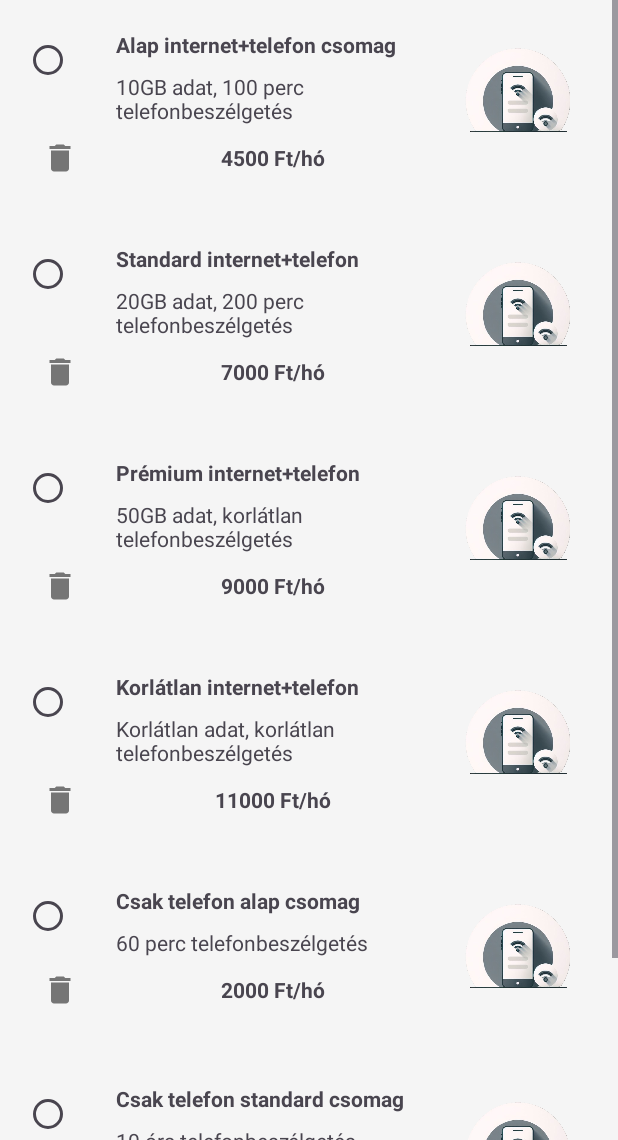
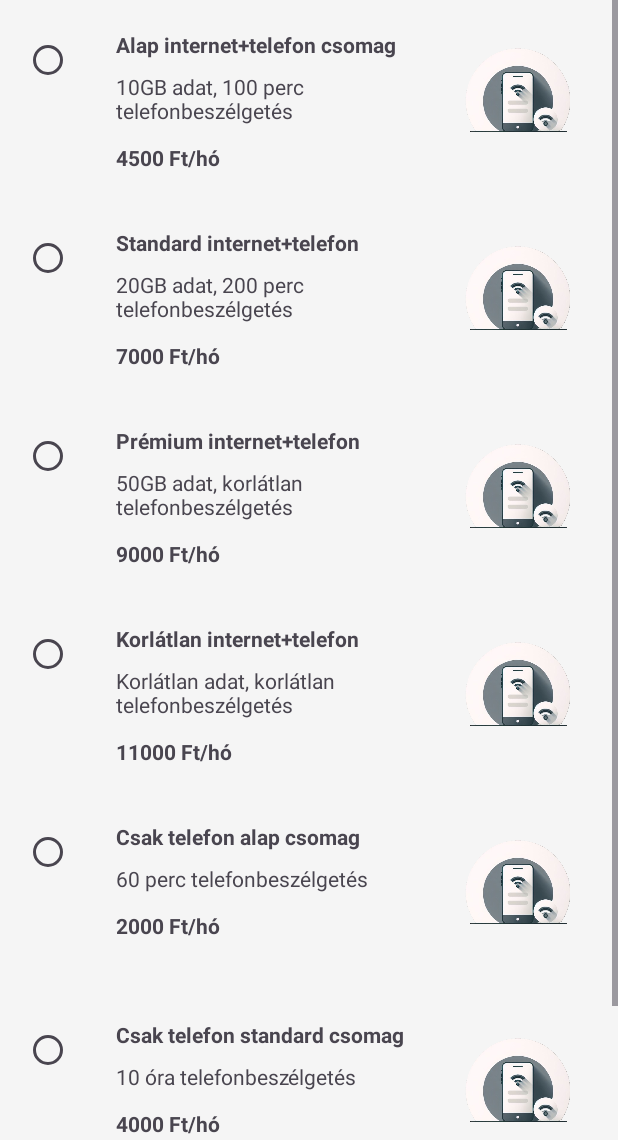
Before and after one commit to sanyopapa/Mobile_phone_subscription, an Android app: the Shopping screen opened directly, with no data from a screen before it, on a phone screen of 412 x 824 dp, the part 96-1236 px from its top. Run offline under Robolectric (Android 15) with nearby library versions, the phone set to English and light mode, and no system bars; our stand-ins replace Firebase (no records; nobody signed in at launch, a user with empty details on screens opened directly).

Commit message:
admin nezet es crud

```diff
--- a/app/build.gradle
+++ b/app/build.gradle
@@ -13,7 +13,6 @@ android {
         targetSdk = 35
         versionCode = 1
         versionName = "1.0"
-
         testInstrumentationRunner = "androidx.test.runner.AndroidJUnitRunner"
     }
 
--- a/app/src/main/java/com/example/mobile_phone_subscription/Plan.java
+++ b/app/src/main/java/com/example/mobile_phone_subscription/Plan.java
@@ -2,11 +2,11 @@ package com.example.mobile_phone_subscription;
 
     public class Plan {
         private String id;
-
         private String name;
         private String details;
         private int price;
         private String imageUrl;
+        private String description;
 
         public Plan() {
             // Default constructor required for Firestore
@@ -17,6 +17,7 @@ package com.example.mobile_phone_subscription;
             this.details = details;
             this.price = price;
             this.imageUrl = imageUrl;
+            this.description = "leiras";
         }
 
         public String getId() {
@@ -46,4 +47,8 @@ package com.example.mobile_phone_subscription;
         public void setName(String name) {
             this.name = name;
         }
+
+        public String getDescription() {return description;}
+
+        public void setDescription(String description) {this.description = description;}
     }
--- a/app/src/main/java/com/example/mobile_phone_subscription/PlanAdapter.java
+++ b/app/src/main/java/com/example/mobile_phone_subscription/PlanAdapter.java
@@ -3,6 +3,7 @@
 
     import android.annotation.SuppressLint;
     import android.content.Context;
+    import android.content.Intent;
     import android.util.Log;
     import android.view.LayoutInflater;
     import android.view.View;
@@ -24,13 +25,15 @@
         private List<Plan> planList;
         private int selectedPosition = -1;
         private boolean isAnonymous;
+        private boolean isAdmin;
         private FirebaseFirestore firestore;
         private Context context;
 
 
-        public PlanAdapter(List<Plan> planList, boolean isAnonymous) {
+        public PlanAdapter(List<Plan> planList, boolean isAnonymous, boolean isAdmin) {
             this.planList = planList;
             this.isAnonymous = isAnonymous;
+            this.isAdmin = isAdmin;
             this.firestore = FirebaseFirestore.getInstance();
         }
 
@@ -51,7 +54,25 @@
             holder.textViewPrice.setText(String.format("%d Ft/hó", plan.getPrice()));
             holder.radioButton.setChecked(position == selectedPosition);
 
-            // Handle anonymous users (no selection)
+            // Egész elem kattintási eseménykezelése
+            holder.itemView.setOnClickListener(v -> {
+                Intent intent = new Intent(context, PlanInfoActivity.class);
+                intent.putExtra("PLAN_ID", plan.getId());
+                intent.putExtra("PLAN_NAME", plan.getName());
+                intent.putExtra("PLAN_DETAILS", plan.getDetails());
+                intent.putExtra("PLAN_PRICE", plan.getPrice());
+                intent.putExtra("PLAN_DESCRIPTION", plan.getDescription());
+                context.startActivity(intent);
+            });
+
+            if (isAdmin) {
+                holder.buttonDelete.setVisibility(View.VISIBLE);
+                holder.buttonEdit.setVisibility(View.VISIBLE);
+            } else {
+                holder.buttonDelete.setVisibility(View.GONE);
+                holder.buttonEdit.setVisibility(View.GONE);
+            }
+
             if (isAnonymous) {
                 holder.radioButton.setVisibility(View.GONE);
             } else {
@@ -62,9 +83,14 @@
                 });
             }
 
-            // Delete button functionality
+            // Törlés gomb
             holder.buttonDelete.setOnClickListener(v -> {
                 deletePlan(plan, position);
+            });
+
+            // Szerkesztés gomb
+            holder.buttonEdit.setOnClickListener(v -> {
+                editPlan(plan);
             });
         }
 
@@ -114,6 +140,16 @@
                 });
         }
 
+        private void editPlan(Plan plan) {
+            Intent intent = new Intent(context, PlanEditActivity.class);
+            intent.putExtra("PLAN_ID", plan.getId());
+            intent.putExtra("PLAN_NAME", plan.getName());
+            intent.putExtra("PLAN_DETAILS", plan.getDetails());
+            intent.putExtra("PLAN_PRICE", plan.getPrice());
+            intent.putExtra("PLAN_IMAGE_URL", plan.getImageUrl());
+            context.startActivity(intent);
+        }
+
         private android.content.Context getContext() {
             return context;
         }
@@ -125,6 +161,7 @@
             TextView textViewPrice;
             RadioButton radioButton;
             ImageButton buttonDelete;
+            ImageButton buttonEdit;
 
             public PlanViewHolder(@NonNull View itemView) {
                 super(itemView);
@@ -133,6 +170,7 @@
                 textViewPrice = itemView.findViewById(R.id.textViewPrice);
                 radioButton = itemView.findViewById(R.id.radioButton);
                 buttonDelete = itemView.findViewById(R.id.buttonDelete);
+                buttonEdit = itemView.findViewById(R.id.buttonEdit);
             }
         }
     }
--- a/app/src/main/java/com/example/mobile_phone_subscription/Register.java
+++ b/app/src/main/java/com/example/mobile_phone_subscription/Register.java
@@ -8,6 +8,7 @@ import android.content.SharedPreferences;
 import android.os.Bundle;
 import android.util.Log;
 import android.view.View;
+import android.widget.CheckBox;
 import android.widget.EditText;
 import android.widget.Toast;
 
@@ -36,6 +37,7 @@ public class Register extends AppCompatActivity {
     private FirebaseAuth mAuth;
     private DatabaseReference mDatabase;
     private FirebaseFirestore firestore;
+    private CheckBox checkBoxAdmin;
     private static final int RC_SIGN_IN = 123;
     EditText newUsernameET;
     EditText passwordET;
@@ -57,6 +59,7 @@ public class Register extends AppCompatActivity {
             passwordAgainET = findViewById(R.id.editTextPasswordAgain);
             emailET = findViewById(R.id.editTextTextEmailAddress);
             phoneET = findViewById(R.id.editTextPhone);
+            checkBoxAdmin = findViewById(R.id.checkBoxAdmin);
 
             preferences = getSharedPreferences(PEF_KEY, MODE_PRIVATE);
             String username = preferences.getString("username", "");
@@ -117,7 +120,8 @@ public class Register extends AppCompatActivity {
     }
 
     private void writeNewUser(String userId, String name, String email, String phone) {
-        User user = new User(name, phone);
+        boolean isAdmin = checkBoxAdmin.isChecked();
+        User user = new User(name, phone, isAdmin);
         firestore.collection("users").document(userId)
                 .set(user)
                 .addOnSuccessListener(aVoid -> Log.d(LOG_TAG, "Felhasználó sikeresen mentve!"))
--- a/app/src/main/java/com/example/mobile_phone_subscription/Shopping.java
+++ b/app/src/main/java/com/example/mobile_phone_subscription/Shopping.java
@@ -7,6 +7,7 @@ import android.util.Log;
 import android.view.Menu;
 import android.view.MenuItem;
 import android.view.View;
+import android.view.ViewGroup;
 import android.widget.Button;
 import android.widget.Toast;
 
@@ -31,8 +32,10 @@ import java.util.List;
 public class Shopping extends AppCompatActivity {
     private static final String LOG_TAG = Shopping.class.getName();
     private FirebaseUser user;
+    private boolean isAdmin = false;
     private RecyclerView recyclerViewPlans;
     private Button buttonPurchase;
+    private Button buttonAddNewPlan;
     private List<Plan> planList;
     private PlanAdapter planAdapter;
     private FirebaseFirestore firestore;
@@ -42,50 +45,46 @@ public class Shopping extends AppCompatActivity {
         super.onCreate(savedInstanceState);
         EdgeToEdge.enable(this);
         setContentView(R.layout.activity_shopping);
-        ViewCompat.setOnApplyWindowInsetsListener(findViewById(R.id.main), (v, insets) -> {
-            Insets systemBars = insets.getInsets(WindowInsetsCompat.Type.systemBars());
-            v.setPadding(systemBars.left, systemBars.top, systemBars.right, systemBars.bottom);
 
-            user = FirebaseAuth.getInstance().getCurrentUser();
-            buttonPurchase = findViewById(R.id.buttonPurchase);
-            firestore = FirebaseFirestore.getInstance();
+        // Toolbar inicializálása
+        Toolbar toolbar = findViewById(R.id.toolbar);
+        setSupportActionBar(toolbar);
 
-            if (user != null) {
-                Log.d(LOG_TAG, "Authenticated user: " + user.getEmail());
-                if (user.isAnonymous()) {
-                    buttonPurchase.setVisibility(View.GONE);
-                }
-            } else {
-                Log.d(LOG_TAG, "Unauthenticated user");
-                finish();
-            }
+        View linearLayout = findViewById(R.id.main);
 
-            recyclerViewPlans = findViewById(R.id.recyclerViewPlans);
-
-            planList = new ArrayList<>();
-            planAdapter = new PlanAdapter(planList, user.isAnonymous());
-            recyclerViewPlans.setLayoutManager(new LinearLayoutManager(this));
-            recyclerViewPlans.setAdapter(planAdapter);
-
-            loadPlansFromFirestore();
-
-            buttonPurchase.setOnClickListener(new View.OnClickListener() {
-                @Override
-                public void onClick(View v) {
-                    Plan selectedPlan = planAdapter.getSelectedPlan();
-                    if (selectedPlan != null) {
-                        Toast.makeText(Shopping.this, "Megvásárolva: " + selectedPlan.getName(), Toast.LENGTH_SHORT).show();
-                    } else {
-                        Toast.makeText(Shopping.this, "Nincs kiválasztott csomag", Toast.LENGTH_SHORT).show();
-                    }
-                }
-            });
-
-            Toolbar toolbar = findViewById(R.id.toolbar);
-            setSupportActionBar(toolbar);
-
+        ViewCompat.setOnApplyWindowInsetsListener(linearLayout, (v, insets) -> {
+            Insets systemBarsInsets = insets.getInsets(WindowInsetsCompat.Type.systemBars());
+            ViewGroup.MarginLayoutParams layoutParams = (ViewGroup.MarginLayoutParams) v.getLayoutParams();
+            layoutParams.topMargin = systemBarsInsets.top;
+            v.setLayoutParams(layoutParams);
             return insets;
         });
+
+        // Nézetek inicializálása
+        recyclerViewPlans = findViewById(R.id.recyclerViewPlans);
+        buttonPurchase = findViewById(R.id.buttonPurchase);
+        buttonAddNewPlan = findViewById(R.id.buttonAddNewPlan);
+
+        // Firebase inicializálása
+        firestore = FirebaseFirestore.getInstance();
+        user = FirebaseAuth.getInstance().getCurrentUser();
+
+        // Események kezelése
+        buttonPurchase.setOnClickListener(view -> purchaseSelectedPlan());
+        buttonAddNewPlan.setOnClickListener(view -> openPlanEditor());
+
+        // Alapértelmezett állapot beállítása
+        planList = new ArrayList<>();
+        boolean isAnonymous = (user == null || user.isAnonymous());
+        planAdapter = new PlanAdapter(planList, isAnonymous, isAdmin);
+        recyclerViewPlans.setLayoutManager(new LinearLayoutManager(this));
+        recyclerViewPlans.setAdapter(planAdapter);
+
+        // Admin státusz ellenőrzése
+        checkUserStatus();
+
+        // Adatok betöltése
+        loadPlansFromFirestore();
     }
 
     public void Logout(View view) {
@@ -135,6 +134,43 @@ public class Shopping extends AppCompatActivity {
             return true;
         }
         return super.onOptionsItemSelected(item);
+    }
+
+    private void checkUserStatus() {
+        if (user != null && !user.isAnonymous()) {
+            // Admin jogosultság ellenőrzése
+            FirebaseFirestore.getInstance().collection("users").document(user.getUid())
+                    .get()
+                    .addOnSuccessListener(documentSnapshot -> {
+                        if (documentSnapshot.exists()) {
+                            User userProfile = documentSnapshot.toObject(User.class);
+                            if (userProfile != null) {
+                                isAdmin = userProfile.admin;
+                            }
+                        }
+                        updateUIForUserRole();
+                    })
+                    .addOnFailureListener(e -> {
+                        Log.e(LOG_TAG, "Hiba a felhasználói adatok lekérésekor", e);
+                        updateUIForUserRole();
+                    });
+        } else {
+            isAdmin = false;
+            updateUIForUserRole();
+        }
+    }
+
+    private void updateUIForUserRole() {
+        // "Új csomag hozzáadása" gomb csak adminoknak
+        buttonAddNewPlan.setVisibility(isAdmin ? View.VISIBLE : View.GONE);
+
+        // "Vásárlás" gomb csak nem-admin, bejelentkezett felhasználóknak
+        boolean isAnonymous = (user == null || user.isAnonymous());
+        buttonPurchase.setVisibility(!isAdmin && !isAnonymous ? View.VISIBLE : View.GONE);
+
+        // Adapter frissítése a jogosultságok alapján
+        planAdapter = new PlanAdapter(planList, isAnonymous, isAdmin);
+        recyclerViewPlans.setAdapter(planAdapter);
     }
 
     private void loadPlansFromFirestore() {
@@ -206,4 +242,53 @@ public class Shopping extends AppCompatActivity {
         return defaultPlans;
     }
 
+    private void checkAdminStatus() {
+        if (user != null && !user.isAnonymous()) {
+            firestore.collection("users").document(user.getUid())
+                    .get()
+                    .addOnSuccessListener(documentSnapshot -> {
+                        if (documentSnapshot.exists()) {
+                            User userProfile = documentSnapshot.toObject(User.class);
+                            if (userProfile != null) {
+                                isAdmin = userProfile.admin;
+                                setupRecyclerView();
+                            }
+                        }
+                    })
+                    .addOnFailureListener(e -> {
+                        Log.e(LOG_TAG, "Admin státusz lekérési hiba", e);
+                        setupRecyclerView();
+                    });
+        } else {
+            setupRecyclerView();
+        }
+    }
+
+    private void setupRecyclerView() {
+        recyclerViewPlans = findViewById(R.id.recyclerViewPlans);
+        planList = new ArrayList<>();
+        planAdapter = new PlanAdapter(planList, user.isAnonymous(), isAdmin);
+        recyclerViewPlans.setLayoutManager(new LinearLayoutManager(this));
+        recyclerViewPlans.setAdapter(planAdapter);
+        loadPlansFromFirestore();
+    }
+    private void openPlanEditor() {
+        Intent intent = new Intent(this, PlanEditActivity.class);
+        intent.putExtra("IS_NEW_PLAN", true);
+        startActivity(intent);
+    }
+    private void purchaseSelectedPlan() {
+        Plan selectedPlan = planAdapter.getSelectedPlan();
+        if (selectedPlan != null) {
+            Intent intent = new Intent(this, PlanInfoActivity.class);
+            intent.putExtra("PLAN_ID", selectedPlan.getId());
+            intent.putExtra("PLAN_NAME", selectedPlan.getName());
+            intent.putExtra("PLAN_DETAILS", selectedPlan.getDetails());
+            intent.putExtra("PLAN_PRICE", selectedPlan.getPrice());
+            intent.putExtra("PLAN_DESCRIPTION", selectedPlan.getDescription());
+            startActivity(intent);
+        } else {
+            Toast.makeText(this, "Kérlek válassz ki egy csomagot előbb!", Toast.LENGTH_SHORT).show();
+        }
+    }
 }
--- a/app/src/main/java/com/example/mobile_phone_subscription/User.java
+++ b/app/src/main/java/com/example/mobile_phone_subscription/User.java
@@ -4,11 +4,13 @@ public class User {
     public String name;
     public String phone;
 
+    public boolean admin;
     public User() {
     }
 
-    public User(String name, String phone) {
+    public User(String name, String phone, boolean admin) {
         this.name = name;
         this.phone = phone;
+        this.admin = admin;
     }
 }
--- /dev/null
+++ b/app/src/main/res/drawable/ic_edit.xml
@@ -0,0 +1,5 @@
+<vector xmlns:android="http://schemas.android.com/apk/res/android" android:alpha="0.89" android:height="24dp" android:tint="#666666" android:viewportHeight="24" android:viewportWidth="24" android:width="24dp">
+
+    <path android:fillColor="@android:color/white" android:pathData="M3,17.25V21h3.75L17.81,9.94l-3.75,-3.75L3,17.25zM20.71,7.04c0.39,-0.39 0.39,-1.02 0,-1.41l-2.34,-2.34c-0.39,-0.39 -1.02,-0.39 -1.41,0l-1.83,1.83 3.75,3.75 1.83,-1.83z"/>
+
+</vector>
--- a/app/src/main/res/layout/activity_shopping.xml
+++ b/app/src/main/res/layout/activity_shopping.xml
@@ -21,6 +21,14 @@
                 app:popupTheme="@style/ThemeOverlay.AppCompat.Light"
                 app:layout_constraintTop_toTopOf="parent" />
 
+            <Button
+                android:id="@+id/buttonAddNewPlan"
+                android:layout_width="match_parent"
+                android:layout_height="wrap_content"
+                android:text="Új csomag hozzáadása"
+                android:layout_marginTop="10dp"
+                android:visibility="gone" />
+
             <androidx.recyclerview.widget.RecyclerView
                 android:id="@+id/recyclerViewPlans"
                 android:layout_width="match_parent"
@@ -31,8 +39,8 @@
                 android:id="@+id/buttonPurchase"
                 android:layout_width="match_parent"
                 android:layout_height="wrap_content"
-                android:text="Vásárlás"
-                android:layout_marginTop="20dp" />
+                android:layout_marginTop="20dp"
+                android:text="Vásárlás most" />
 
         </LinearLayout>
 </ScrollView>
--- a/app/src/main/res/layout/item_plan.xml
+++ b/app/src/main/res/layout/item_plan.xml
@@ -46,7 +46,6 @@
         android:layout_height="20dp"
         android:layout_marginTop="12dp"
         android:text="Ár(Ft)"
-        android:textAlignment="center"
         android:textStyle="bold"
         app:layout_constraintEnd_toEndOf="parent"
         app:layout_constraintHorizontal_bias="0.107"
@@ -61,10 +60,25 @@
         android:contentDescription="Törlés"
         android:src="@drawable/ic_delete"
         app:layout_constraintBottom_toBottomOf="parent"
-        app:layout_constraintEnd_toStartOf="@+id/textViewPrice"
-        app:layout_constraintHorizontal_bias="0.0"
-        app:layout_constraintStart_toStartOf="@id/radioButton"
-        app:layout_constraintTop_toBottomOf="@+id/textViewDetails"
+        app:layout_constraintEnd_toEndOf="parent"
+        app:layout_constraintHorizontal_bias="0.545"
+        app:layout_constraintStart_toStartOf="parent"
+        app:layout_constraintTop_toBottomOf="@+id/textViewPrice"
+        app:layout_constraintVertical_bias="0.0"
+        app:tint="#646464" />
+
+    <ImageButton
+        android:id="@+id/buttonEdit"
+        android:layout_width="47dp"
+        android:layout_height="43dp"
+        android:background="?attr/selectableItemBackgroundBorderless"
+        android:contentDescription="Szerkesztés"
+        android:src="@drawable/ic_edit"
+        app:layout_constraintBottom_toBottomOf="parent"
+        app:layout_constraintEnd_toStartOf="@+id/buttonDelete"
+        app:layout_constraintHorizontal_bias="0.738"
+        app:layout_constraintStart_toStartOf="parent"
+        app:layout_constraintTop_toBottomOf="@+id/textViewPrice"
         app:layout_constraintVertical_bias="0.0"
         app:tint="#646464" />
 
```
Also changed, not shown: app/src/main/AndroidManifest.xml (+7 -1 lines), app/src/main/java/com/example/mobile_phone_subscription/PlanEditActivity.java (added, +142 -0 lines), app/src/main/java/com/example/mobile_phone_subscription/PlanInfoActivity.java (added, +125 -0 lines), app/src/main/res/layout/activity_plan_edit.xml (added, +75 -0 lines), app/src/main/res/layout/activity_plan_info.xml (added, +68 -0 lines), app/src/main/res/layout/activity_register.xml (+8 -1 lines).
